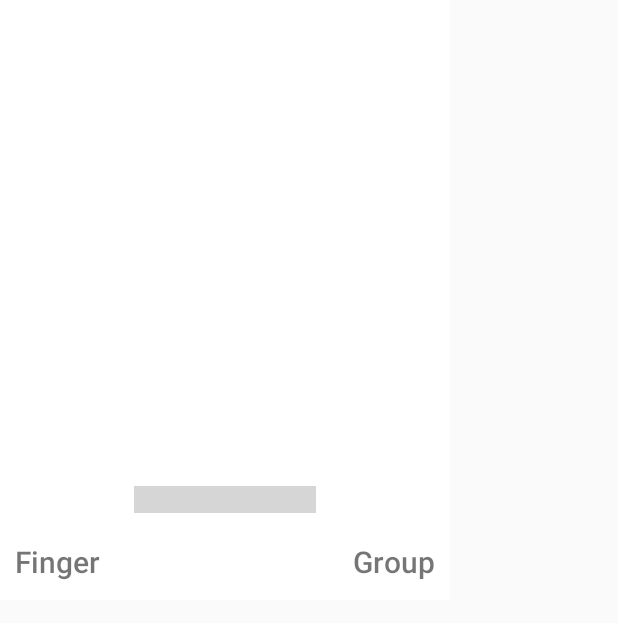
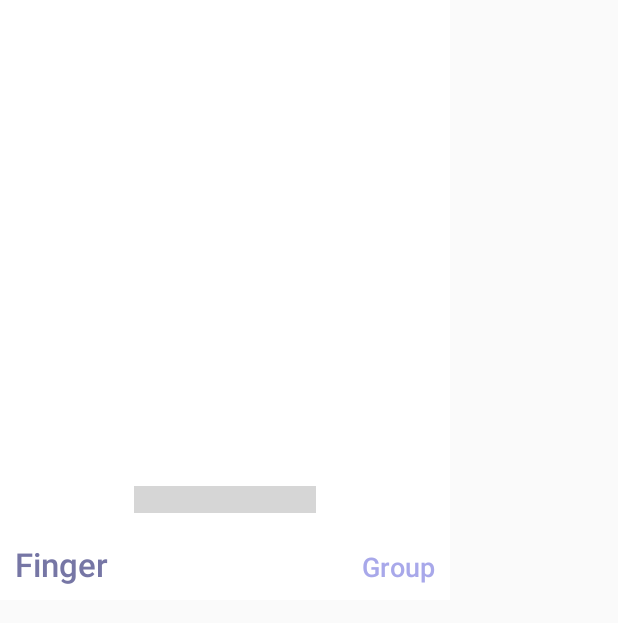
Before and after one commit to sinaata25/Chooser, an Android app: the layout question_dialog_fragment.xml on its own in the app's theme, with its tools: preview values and no code run, on a phone screen of 412 x 824 dp. Shown: the top 623 px of the screen. Run offline under Robolectric (Android 15) with nearby library versions, the phone set to English and light mode, and no system bars; plain views replace WormDotsIndicator; grey boxes are pictures that could not be loaded.

```diff
--- a/app/src/main/res/layout/question_dialog_fragment.xml
+++ b/app/src/main/res/layout/question_dialog_fragment.xml
@@ -60,9 +60,10 @@
             android:layout_weight=".5"
             android:gravity="left"
             android:paddingLeft="10dp"
+            android:textColor="@color/background"
             android:paddingRight="8dp"
             android:text="@string/finger"
-            android:textSize="20dp" />
+            android:textSize="22dp" />
 
         <TextView
             android:id="@+id/gp_mode"
@@ -73,7 +74,8 @@
             android:paddingLeft="8dp"
             android:paddingRight="10dp"
             android:text="@string/group"
-            android:textSize="20dp" />
+            android:textColor="#A8A8EA"
+            android:textSize="18dp" />
     </LinearLayout>
 
 
```
Also changed, not shown: app/src/main/java/com/ataei/chooser/Question_Dialog_Fragment.java (+11 -0 lines).
